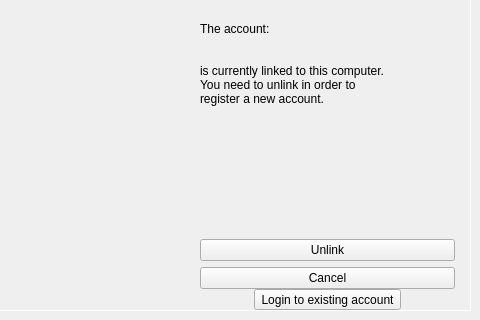
First picture: the form in registerwindow.ui, repository pcloudcom/psyncgui, before the edit; both pictures show x 110 to 590 and y 114 to 434 of the 590 by 434 pixel window.
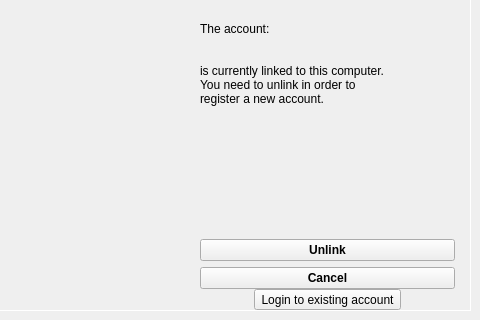
Second picture: the form after the edit. The open tabs and pages were chosen to show the change. Icons and pictures are not drawn.

```diff
--- a/registerwindow.ui
+++ b/registerwindow.ui
@@ -314,6 +314,12 @@
                </item>
                <item>
                 <widget class="QPushButton" name="btnUnlink">
+                 <property name="font">
+                  <font>
+                   <weight>75</weight>
+                   <bold>true</bold>
+                  </font>
+                 </property>
                  <property name="text">
                   <string>Unlink</string>
                  </property>
@@ -321,6 +327,12 @@
                </item>
                <item>
                 <widget class="QPushButton" name="btnCancel">
+                 <property name="font">
+                  <font>
+                   <weight>75</weight>
+                   <bold>true</bold>
+                  </font>
+                 </property>
                  <property name="text">
                   <string>Cancel</string>
                  </property>
```
Left out of the diff: 2 changed lines with no effect on the pictures.
